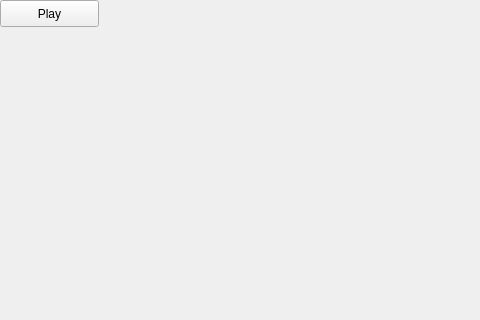
Old version of the form synth_test/synth_form.ui in the repository vkurbatov/mcu_remake; both pictures show x 0 to 480 and y 0 to 320 of the 1053 by 790 pixel window.
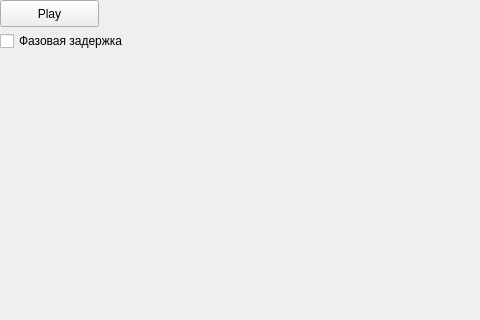
New version of the form.

Commit message: add phase delay

The edit to the form file:
```diff
--- a/synth_test/synth_form.ui
+++ b/synth_test/synth_form.ui
@@ -43,6 +43,19 @@
      <string/>
     </property>
    </widget>
+   <widget class="QCheckBox" name="cbPhase">
+    <property name="geometry">
+     <rect>
+      <x>0</x>
+      <y>30</y>
+      <width>171</width>
+      <height>22</height>
+     </rect>
+    </property>
+    <property name="text">
+     <string>Фазовая задержка</string>
+    </property>
+   </widget>
   </widget>
   <widget class="QMenuBar" name="menubar">
    <property name="geometry">
```
The commit also changes 2 other files.
